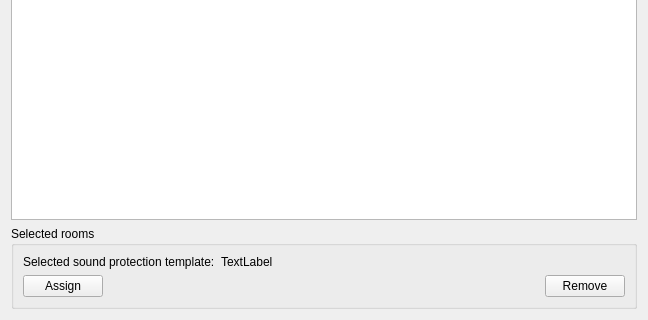
Above: SIM-VICUS/src/SVPropBuildingSoundProtectionTemplatesWidget.ui from ghorwin/SIM-VICUS before the change; both pictures show x 0 to 648 and y 383 to 703 of the 648 by 703 pixel window. Below: the same form after it.
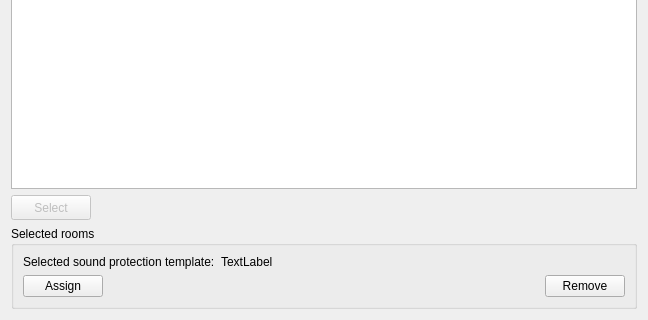
That is the form after the change.

Commit message: added 'select' buttons, tries to update the reference of AcousticBoundaryCondition to SoundAbsorption when ID gebogen

Diff of the .ui file:
```diff
--- a/SIM-VICUS/src/SVPropBuildingSoundProtectionTemplatesWidget.ui
+++ b/SIM-VICUS/src/SVPropBuildingSoundProtectionTemplatesWidget.ui
@@ -31,6 +31,45 @@
    <item>
     <widget class="QTableWidget" name="tableWidgetAcousticTemplates"/>
    </item>
+   <item>
+    <layout class="QHBoxLayout" name="horizontalLayout_2">
+     <item>
+      <widget class="QPushButton" name="pushButtonSelect">
+       <property name="enabled">
+        <bool>false</bool>
+       </property>
+       <property name="minimumSize">
+        <size>
+         <width>80</width>
+         <height>25</height>
+        </size>
+       </property>
+       <property name="maximumSize">
+        <size>
+         <width>80</width>
+         <height>25</height>
+        </size>
+       </property>
+       <property name="text">
+        <string>Select</string>
+       </property>
+      </widget>
+     </item>
+     <item>
+      <spacer name="horizontalSpacer">
+       <property name="orientation">
+        <enum>Qt::Horizontal</enum>
+       </property>
+       <property name="sizeHint" stdset="0">
+        <size>
+         <width>40</width>
+         <height>20</height>
+        </size>
+       </property>
+      </spacer>
+     </item>
+    </layout>
+   </item>
    <item>
     <widget class="QGroupBox" name="groupBoxSelectedRooms">
      <property name="title">
```
The commit also changes 9 other files.
